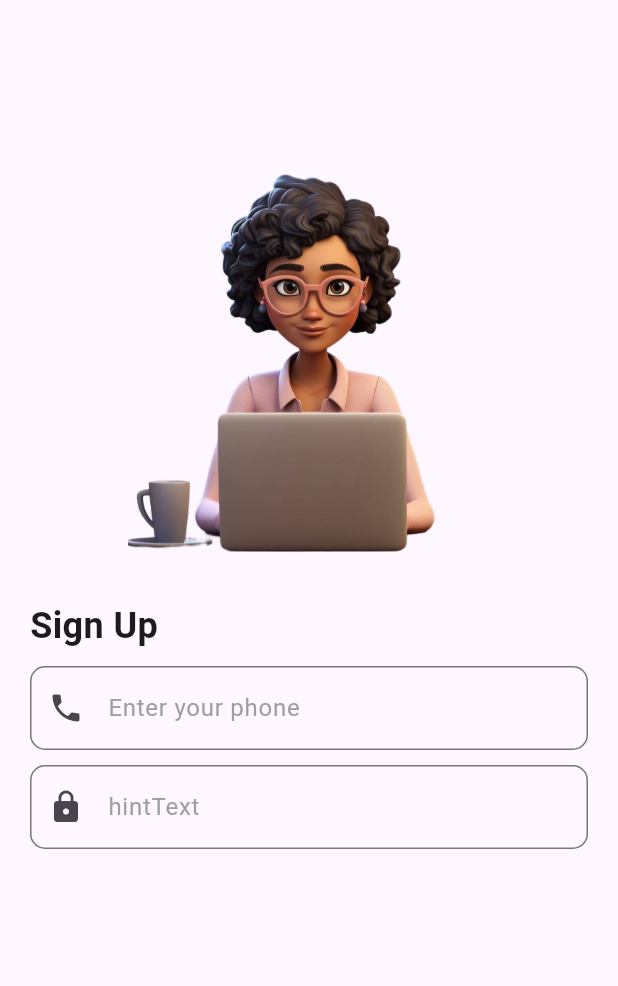
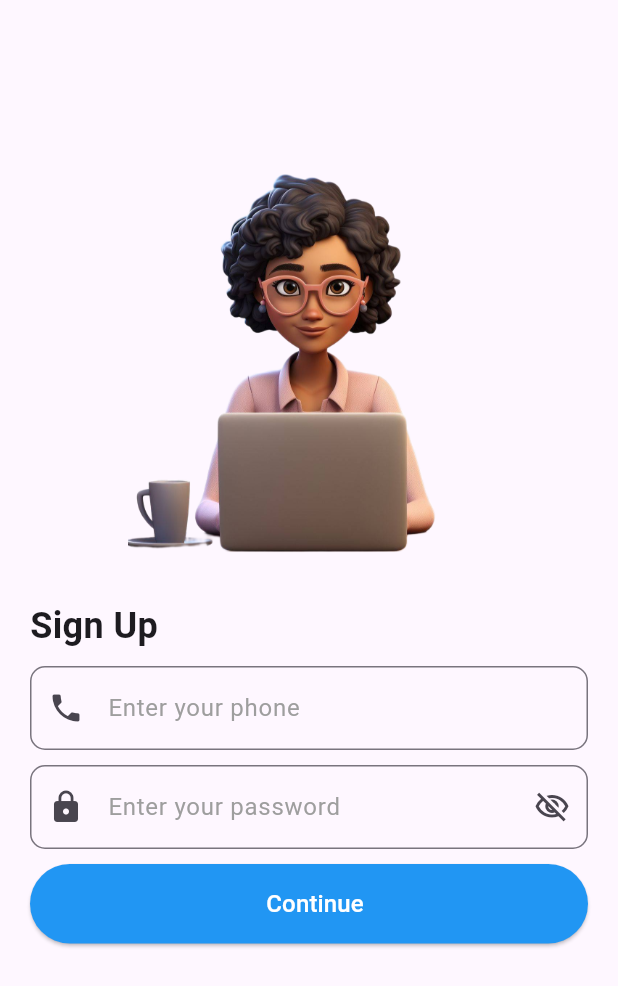
Before and after one commit to Fortexfreddie/job_finder_app, a Flutter app: the screen it shows after launch, on a phone screen of 412 x 824 dp. Shown: the top 986 px of the screen. Run offline on Flutter 3.47's test engine with Material 3 defaults, Android fonts, the phone set to English and light mode, and no system bars.

Commit message:
Changes detected, please provide a commit message.

```diff
--- a/lib/screens/signup_page.dart
+++ b/lib/screens/signup_page.dart
@@ -1,5 +1,6 @@
 import 'package:flutter/material.dart';
 import '../widgets/custom_textfield.dart';
+import '../widgets/custom_button.dart';
 
 class SignUpPage extends StatefulWidget {
   const SignUpPage({super.key});
@@ -43,18 +44,27 @@ class _SignUpPageState extends State<SignUpPage> {
                   hintText: "Enter your phone",
                   prefixIcon: Icons.phone,
                   controller: _phoneController,
+                  keyboardType: TextInputType.phone,
                 ),
                 SizedBox(height: 10),
 
                 // Password TextField
                 CustomTextField(
-                  hintText: "hintText",
+                  hintText: "Enter your password",
                   prefixIcon: Icons.lock,
+                  suffixIcon: Icons.visibility,
                   isPassword: true,
                   controller: _passwordController,
+                  keyboardType: TextInputType.visiblePassword,
                 ),
 
                 SizedBox(height: 10),
+                // continue button
+                CustomButton(
+                  text: "Continue",
+                  backgroundColor: Colors.blue,
+                  textColor: Colors.white,
+                ),
               ],
             ),
             ),
--- a/lib/widgets/custom_textfield.dart
+++ b/lib/widgets/custom_textfield.dart
@@ -3,15 +3,19 @@ import 'package:flutter/material.dart';
 class CustomTextField extends StatefulWidget {
   final String hintText;
   final IconData? prefixIcon;
-  final bool? isPassword;
+  final IconData? suffixIcon;
+  final bool isPassword;
   final TextEditingController? controller;
+  final TextInputType? keyboardType;
 
   const CustomTextField({
     super.key,
     required this.hintText,
     required this.prefixIcon,
+    this.suffixIcon,
     this.isPassword = false,
     this.controller,
+    this.keyboardType,
   });
 
   @override
@@ -19,17 +23,35 @@ class CustomTextField extends StatefulWidget {
 }
 
 class _CustomTextFieldState extends State<CustomTextField> {
+  bool isPasswordVisible = false;
+
   @override
   Widget build(BuildContext context) {
     return TextField(
-      keyboardType: widget.isPassword! ? TextInputType.visiblePassword : TextInputType.phone,
+      keyboardType: widget.keyboardType,
       controller: widget.controller,
-      obscureText: widget.isPassword!,
+      obscureText: widget.isPassword && !isPasswordVisible,
       decoration: InputDecoration(
         hintText: widget.hintText,
         hintStyle: TextStyle(color: Colors.grey, fontSize: 16),
         prefixIcon: widget.prefixIcon != null ? Icon(widget.prefixIcon) : null,
-        border: OutlineInputBorder(borderRadius: BorderRadius.circular(10.0)),
+        suffixIcon: widget.isPassword
+            ? IconButton(
+                icon: Icon(
+                  isPasswordVisible
+                      ? (widget.suffixIcon ?? Icons.visibility_outlined)
+                      : Icons.visibility_off_outlined,
+                ),
+                onPressed: () {
+                  setState(() {
+                    isPasswordVisible = !isPasswordVisible;
+                  });
+                },
+              ) : null,
+        border: OutlineInputBorder(
+          borderRadius: BorderRadius.circular(10.0),
+          borderSide: BorderSide(color: Colors.grey),
+        ),
       ),
     );
   }
```
